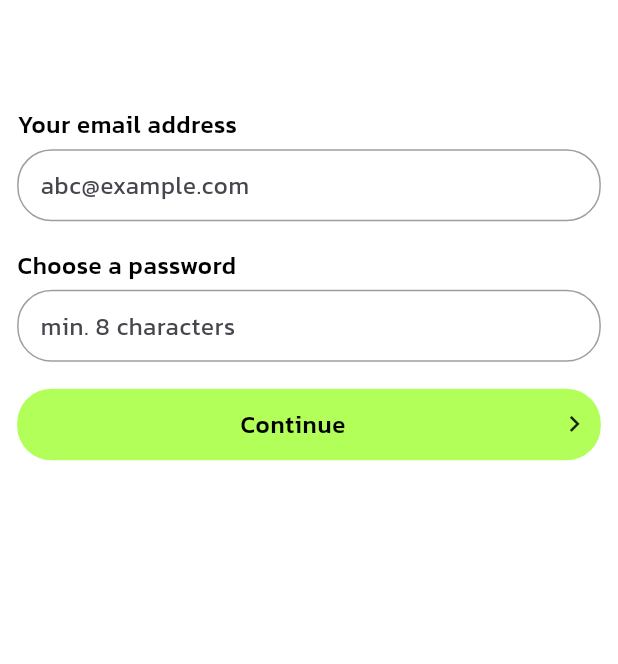
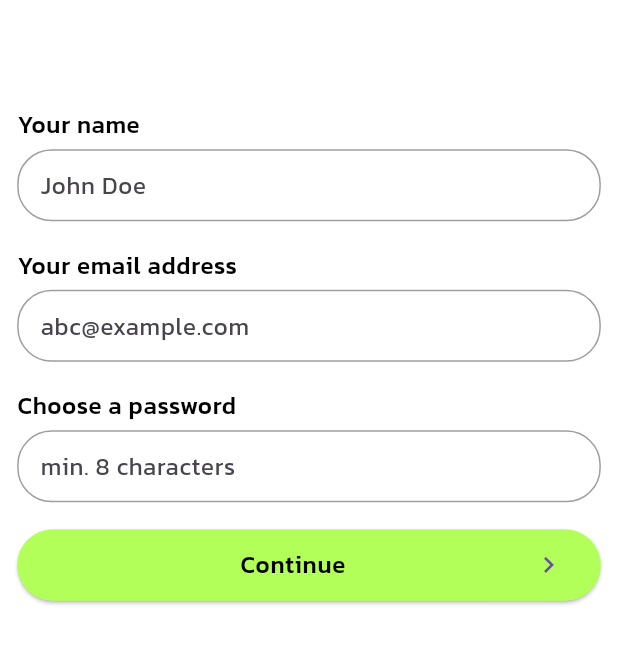
Before and after one commit to kshitijbhatia/Authentication-Bloc, a Flutter app: the screen it shows after launch, on a phone screen of 412 x 824 dp, the part 271-935 px from its top. Run offline on Flutter 3.47's test engine with Material 3 defaults, Android fonts, the phone set to English and light mode, and no system bars; our stand-ins replace bloc, equatable, flutter_bloc, flutter_dotenv, flutter_screenutil, get_it and 2 more; accounts and stored records are empty.

Commit message:
1. Added get_it for dependency injection. 2. Completed sign up page UI and added use case, authentication repo and data source for the same. 3. Created user entity and model.

```diff
--- a/lib/config/theme/theme.dart
+++ b/lib/config/theme/theme.dart
@@ -8,7 +8,8 @@ ThemeData theme() {
     textTheme: TextTheme(
       titleLarge: TextStyle(fontSize: 42.sp, color: Colors.black, fontWeight: FontWeight.w700),
       titleSmall: TextStyle(fontSize: 18.sp, color: Colors.black, fontWeight: FontWeight.w500),
-      labelSmall: TextStyle(fontSize: 14.sp, color: Colors.black, fontWeight: FontWeight.w500)
+      labelSmall: TextStyle(fontSize: 14.sp, color: Colors.black, fontWeight: FontWeight.w500),
+      displayMedium: TextStyle(fontSize: 16.sp, color: Colors.white, fontWeight: FontWeight.w500)
     ),
   );
 }
--- /dev/null
+++ b/lib/core/error/data_exception.dart
@@ -0,0 +1,6 @@
+class DataException implements Exception {
+  final int? statusCode;
+  final String message;
+
+  DataException(this.message, {this.statusCode});
+}
--- /dev/null
+++ b/lib/core/usecase/usecase.dart
@@ -0,0 +1,3 @@
+abstract class UseCase<Type, Params> {
+  Future<Type> call(Params params);
+}
--- /dev/null
+++ b/lib/features/authentication/data/model/user.dart
@@ -0,0 +1,13 @@
+import 'package:auth_app/features/authentication/domain/entities/user_entity.dart';
+
+class UserModel extends User{
+  UserModel({required super.name, required super.id, required super.email});
+
+  factory UserModel.fromJson(Map<String, dynamic> json) {
+    return UserModel(
+      id: json["id"],
+      name: json["name"],
+      email: json["email"],
+    );
+  }
+}
--- /dev/null
+++ b/lib/features/authentication/domain/entities/user_entity.dart
@@ -0,0 +1,7 @@
+class User {
+  final String id;
+  final String name;
+  final String email;
+
+  const User({required this.email, required this.name, required this.id});
+}
--- /dev/null
+++ b/lib/features/authentication/domain/repositories/authentication_repo.dart
@@ -0,0 +1,5 @@
+import 'package:auth_app/features/authentication/data/model/user.dart';
+
+abstract class AuthenticationRepo {
+  Future<UserModel> signUp({required String name, required String email, required String password});
+}
--- /dev/null
+++ b/lib/features/authentication/domain/usecases/sign_up.dart
@@ -0,0 +1,37 @@
+import 'dart:developer';
+
+import 'package:auth_app/core/error/data_exception.dart';
+import 'package:auth_app/core/usecase/usecase.dart';
+import 'package:auth_app/features/authentication/domain/entities/user_entity.dart';
+import 'package:auth_app/features/authentication/domain/repositories/authentication_repo.dart';
+import 'package:equatable/equatable.dart';
+
+class SignUpUseCase implements UseCase<User, SignUpParams> {
+  final AuthenticationRepo _authenticationRepo;
+
+  const SignUpUseCase(this._authenticationRepo);
+
+  @override
+  Future<User> call(SignUpParams params) async {
+    try {
+      return _authenticationRepo.signUp(name: params.name, password: params.password, email: params.email);
+    } catch(error) {
+      if(error is DataException) {
+        rethrow;
+      }
+      log("***sign_up_use_case: ${error.toString()}");
+      throw DataException(error.toString());
+    }
+  }
+}
+
+class SignUpParams extends Equatable {
+  final String name;
+  final String email;
+  final String password;
+
+  const SignUpParams(this.name, this.email, this.password);
+
+  @override
+  List<Object?> get props => [name, email, password];
+}
--- a/lib/features/authentication/presentation/bloc/authentication_bloc.dart
+++ b/lib/features/authentication/presentation/bloc/authentication_bloc.dart
@@ -1,13 +1,32 @@
+import 'dart:developer';
+import 'package:auth_app/core/error/data_exception.dart';
+import 'package:auth_app/features/authentication/domain/entities/user_entity.dart';
+import 'package:auth_app/main.dart';
 import 'package:bloc/bloc.dart';
 import 'package:meta/meta.dart';
+import 'package:auth_app/features/authentication/domain/usecases/sign_up.dart';
 
 part 'authentication_event.dart';
 part 'authentication_state.dart';
 
 class AuthenticationBloc extends Bloc<AuthenticationEvent, AuthenticationState> {
-  AuthenticationBloc() : super(AuthenticationInitial()) {
-    on<AuthenticationEvent>((event, emit) {
+  final SignUpUseCase _signUpUseCase;
 
-    });
+  AuthenticationBloc(this._signUpUseCase) : super(AuthenticationInitial()) {
+    on<SignUpEvent>(signUpEvent);
+  }
+
+  Future<void> signUpEvent(SignUpEvent event, Emitter<AuthenticationState> emit) async {
+    try {
+      emit(AuthenticationLoading());
+      final User response = await _signUpUseCase(SignUpParams(event.name, event.email, event.password));
+      prefs.setString("userId", response.id);
+      emit(AuthenticationSuccess());
+    } on DataException catch (error) {
+      emit(AuthenticationFailure(error.message));
+    } catch(error) {
+      log("***authentication_bloc: ${error.toString()}");
+      emit(AuthenticationFailure(error.toString()));
+    }
   }
 }
--- a/lib/features/authentication/presentation/bloc/authentication_state.dart
+++ b/lib/features/authentication/presentation/bloc/authentication_state.dart
@@ -1,6 +1,16 @@
 part of 'authentication_bloc.dart';
 
 @immutable
-sealed class AuthenticationState {}
+sealed class AuthenticationState{}
 
 final class AuthenticationInitial extends AuthenticationState {}
+
+final class AuthenticationLoading extends AuthenticationState {}
+
+final class AuthenticationSuccess extends AuthenticationState {}
+
+final class AuthenticationFailure extends AuthenticationState {
+  final String error;
+
+  AuthenticationFailure(this.error);
+}
--- a/lib/features/authentication/presentation/pages/signup_page.dart
+++ b/lib/features/authentication/presentation/pages/signup_page.dart
@@ -1,8 +1,8 @@
-import 'dart:developer';
-
+import 'package:auth_app/features/authentication/presentation/bloc/authentication_bloc.dart';
 import 'package:flutter/cupertino.dart';
 import 'package:flutter/material.dart';
 import 'package:auth_app/config/common/common_widgets.dart';
+import 'package:flutter_bloc/flutter_bloc.dart';
 import 'package:flutter_screenutil/flutter_screenutil.dart';
 
 class SignUpPage extends StatefulWidget {
@@ -17,12 +17,14 @@ class _SignUpPageState extends State<SignUpPage> {
   late final GlobalKey<FormState> _signUpKey;
   late final TextEditingController _emailController;
   late final TextEditingController _passwordController;
+  late final TextEditingController _nameController;
 
   @override
   void initState() {
     _signUpKey = GlobalKey<FormState>();
     _emailController = TextEditingController();
     _passwordController = TextEditingController();
+    _nameController = TextEditingController();
     super.initState();
   }
 
@@ -30,6 +32,7 @@ class _SignUpPageState extends State<SignUpPage> {
   void dispose() {
     _emailController.dispose();
     _passwordController.dispose();
+    _nameController.dispose();
     super.dispose();
   }
 
@@ -69,9 +72,77 @@ class _SignUpPageState extends State<SignUpPage> {
     return Container(
       width: MediaQuery.of(context).size.width,
       margin: EdgeInsets.symmetric(horizontal: 10.w),
+      child: BlocListener<AuthenticationBloc, AuthenticationState>(
+        listenWhen: (previous, current) {
+          if(current is AuthenticationLoading) {
+            return false;
+          }
+          return true;
+        },
+        listener: (context, state) {
+          if(state is AuthenticationSuccess) {
+            ScaffoldMessenger.of(context).showSnackBar(SnackBar(content: Text("Succesfully Signed Up!!", style: Theme.of(context).textTheme.displayMedium,), backgroundColor: Colors.lightGreenAccent, duration: const Duration(seconds: 3),));
+          } else if(state is AuthenticationFailure) {
+            ScaffoldMessenger.of(context).showSnackBar(SnackBar(content: Text(state.error, style: Theme.of(context).textTheme.displayMedium,), backgroundColor: Colors.red,duration: const Duration(seconds: 3)));
+          }
+        },
         child: Form(
           key: _signUpKey,
           child: Column(
+            children: [
+              _nameView(),
+              15.ph,
+              _emailView(),
+              15.ph,
+              _passwordView(),
+              15.ph,
+              _continueButton()
+            ],
+          ),
+        ),
+      ),
+    );
+  }
+
+  Widget _nameView() {
+    return Column(
+      crossAxisAlignment: CrossAxisAlignment.start,
+      children: [
+        Text("Your name", style: Theme.of(context).textTheme.labelSmall,),
+        4.ph,
+        TextFormField(
+          controller: _nameController,
+          maxLines: 1,
+          showCursor: false,
+          validator: (value) {
+            if(value == null || value.isEmpty) {
+              return "Please enter your name";
+            }
+            return null;
+          },
+          decoration: InputDecoration(
+            enabledBorder: OutlineInputBorder(
+              borderSide: const BorderSide(color: Colors.grey, width: 1,),
+              borderRadius: BorderRadius.circular(20.r),
+            ),
+            focusedBorder: OutlineInputBorder(
+              borderSide: const BorderSide(color: Colors.black, width: 2,),
+              borderRadius: BorderRadius.circular(20.r),
+            ),
+            errorBorder: OutlineInputBorder(
+              borderSide: const BorderSide(color: Colors.red, width: 1,),
+              borderRadius: BorderRadius.circular(20.r),
+            ),
+            hintText: "John Doe",
+            contentPadding: EdgeInsets.symmetric(horizontal: 10.w),
+          ),
+        ),
+      ],
+    );
+  }
+
+  Widget _emailView() {
+    return Column(
       crossAxisAlignment: CrossAxisAlignment.start,
       children: [
         Text("Your email address", style: Theme.of(context).textTheme.labelSmall,),
@@ -103,7 +174,14 @@ class _SignUpPageState extends State<SignUpPage> {
             contentPadding: EdgeInsets.symmetric(horizontal: 10.w),
           ),
         ),
-            15.ph,
+      ],
+    );
+  }
+
+  Widget _passwordView() {
+    return Column(
+      crossAxisAlignment: CrossAxisAlignment.start,
+      children: [
         Text("Choose a password", style: Theme.of(context).textTheme.labelSmall,),
         4.ph,
         TextFormField(
@@ -112,7 +190,7 @@ class _SignUpPageState extends State<SignUpPage> {
           showCursor: false,
           validator: (value) {
             if(value == null || value.isEmpty) {
-                  return "Please enter your email";
+              return "Please enter your password";
             }
             return null;
           },
@@ -133,36 +211,40 @@ class _SignUpPageState extends State<SignUpPage> {
             contentPadding: EdgeInsets.symmetric(horizontal: 10.w),
           ),
         ),
-            15.ph,
-            _continueButton()
       ],
-        ),
-      ),
     );
   }
 
   Widget _continueButton() {
-    return GestureDetector(
-      onTap: () {
+    return Container(
+      width: MediaQuery.of(context).size.width,
+      height: 40.h,
+      child: ElevatedButton(
+        style: ElevatedButton.styleFrom(
+          backgroundColor: Colors.lightGreenAccent
+        ),
+        onPressed: () {
+          final String name = _nameController.text;
           final String email = _emailController.text;
           final String password = _passwordController.text;
-
+          FocusScope.of(context).unfocus();
+          context.read<AuthenticationBloc>().add(SignUpEvent(name: name, email: email, password: password));
         },
-      child: Container(
-        width: MediaQuery.of(context).size.width,
-        height: 40.h,
-        padding: EdgeInsets.symmetric(horizontal: 6.w),
-        decoration: BoxDecoration(
-          color: Colors.lightGreenAccent,
-          borderRadius: BorderRadius.circular(20.r),
-        ),
-        child: Row(
+        child: BlocBuilder<AuthenticationBloc, AuthenticationState>(
+          builder: (context, state) {
+            if(state is AuthenticationLoading) {
+              return CircularProgressIndicator(color: Colors.white,);
+            } else {
+              return Row(
                 mainAxisAlignment: MainAxisAlignment.spaceBetween,
                 children: [
                   0.ph,
                   Text("Continue", style: Theme.of(context).textTheme.labelSmall,),
                   Icon(Icons.keyboard_arrow_right_outlined, size: 18.h,)
                 ],
+              );
+            }
+          },
         ),
       ),
     );
--- a/lib/main.dart
+++ b/lib/main.dart
@@ -1,19 +1,24 @@
 import 'package:auth_app/config/theme/theme.dart';
+import 'package:auth_app/features/authentication/domain/usecases/sign_up.dart';
+import 'package:auth_app/features/authentication/presentation/bloc/authentication_bloc.dart';
 import 'package:auth_app/features/authentication/presentation/pages/signup_page.dart';
+import 'package:auth_app/injection_container.dart';
 import 'package:flutter/cupertino.dart';
 import 'package:flutter/material.dart';
+import 'package:flutter_bloc/flutter_bloc.dart';
 import 'package:flutter_dotenv/flutter_dotenv.dart';
 import 'package:flutter_screenutil/flutter_screenutil.dart';
+import 'package:shared_preferences/shared_preferences.dart';
 import 'package:supabase_flutter/supabase_flutter.dart';
+
+late final SharedPreferences prefs;
 
 void main() async {
   WidgetsFlutterBinding.ensureInitialized();
 
-  await dotenv.load();
-  String url = dotenv.env["SUPABASE_URL"] ?? "";
-  String key = dotenv.env["SUPABASE_KEY"] ?? "";
+  await initDependencies();
 
-  await Supabase.initialize(url: url, anonKey: key);
+  prefs = await SharedPreferences.getInstance();
 
   runApp(const MyApp());
 }
@@ -31,7 +36,12 @@ class MyApp extends StatelessWidget {
             debugShowCheckedModeBanner: false,
             title: 'Auth',
             theme: theme(),
-            home: const SignUpPage()
+            home: MultiBlocProvider(
+              providers: [
+                BlocProvider<AuthenticationBloc>(create: (context) => AuthenticationBloc(serviceLocator<SignUpUseCase>()),)
+              ],
+              child: const SignUpPage(),
+            )
         );
       },
     );
--- a/pubspec.yaml
+++ b/pubspec.yaml
@@ -39,6 +39,9 @@ dependencies:
   supabase_flutter: ^2.8.3
   flutter_screenutil: ^5.9.3
   flutter_bloc: ^9.0.0
+  equatable: ^2.0.7
+  shared_preferences: ^2.3.3
+  get_it: ^8.0.3
 
 dev_dependencies:
   flutter_test:
```
Also changed, not shown: lib/features/authentication/data/data_source/authentication_data_source.dart (added, +30 -0 lines), lib/features/authentication/data/repositories/authentication_repo_impl.dart (added, +26 -0 lines), lib/injection_container.dart (added, +33 -0 lines), pubspec.lock. Lines whose indentation alone changed are shown as unchanged.
